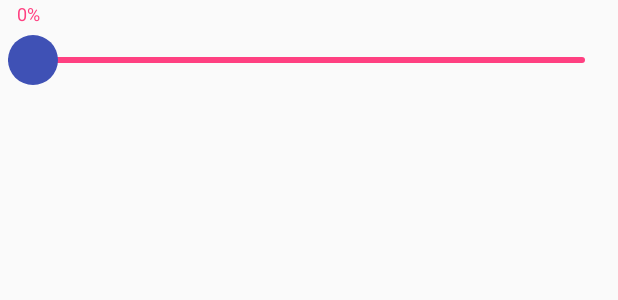
After one commit to FlyMyFish/ExampleMoudle, an Android app: the layout activity_see_schedule_seek_bar.xml on its own in the app's theme, with its tools: preview values and no code run, on a phone screen of 412 x 824 dp. The commit adds this screen. Shown: the top 300 px of the screen. Run offline under Robolectric (Android 15) with nearby library versions, the phone set to English and light mode, and no system bars.

Commit message:
带进度提示的进度条

```diff
--- a/argbevaluator/build.gradle
+++ b/argbevaluator/build.gradle
@@ -2,7 +2,7 @@ apply plugin: 'com.android.application'
 
 android {
     compileSdkVersion 25
-    buildToolsVersion "25.0.2"
+    buildToolsVersion "26.0.0"
     defaultConfig {
         applicationId "com.shichen.zhang.examplemodule"
         minSdkVersion 19
--- a/argbevaluator/src/main/AndroidManifest.xml
+++ b/argbevaluator/src/main/AndroidManifest.xml
@@ -15,6 +15,9 @@
                 <category android:name="android.intent.category.LAUNCHER" />
             </intent-filter>
         </activity>
+        <activity
+            android:name=".SeeScheduleSeekBarActivity"
+            android:launchMode="standard" />
     </application>
 
 </manifest>
--- a/argbevaluator/src/main/java/com/shichen/zhang/examplemodule/MainActivity.java
+++ b/argbevaluator/src/main/java/com/shichen/zhang/examplemodule/MainActivity.java
@@ -1,6 +1,7 @@
 package com.shichen.zhang.examplemodule;
 
 import android.animation.ArgbEvaluator;
+import android.content.Intent;
 import android.os.Build;
 import android.os.Bundle;
 import android.support.annotation.Nullable;
@@ -61,6 +62,12 @@ public class MainActivity extends AppCompatActivity {
         ViewPager viewPager = (ViewPager) findViewById(R.id.vp_content);
         List<TextView> itemList = new ArrayList<>();
         TextView tvPageOne = new TextView(this);
+        tvPageOne.setOnClickListener(new View.OnClickListener() {
+            @Override
+            public void onClick(View v) {
+                startActivity(new Intent(MainActivity.this,SeeScheduleSeekBarActivity.class));
+            }
+        });
         tvPageOne.setLayoutParams(new ViewGroup.LayoutParams(ViewGroup.LayoutParams.MATCH_PARENT, ViewGroup.LayoutParams.MATCH_PARENT));
         tvPageOne.setGravity(Gravity.CENTER);
         tvPageOne.setText("第一页");
--- /dev/null
+++ b/argbevaluator/src/main/java/com/shichen/zhang/examplemodule/ScheduleSeekBar.java
@@ -0,0 +1,144 @@
+package com.shichen.zhang.examplemodule;
+
+import android.content.Context;
+import android.content.res.TypedArray;
+import android.graphics.Canvas;
+import android.graphics.Color;
+import android.graphics.Paint;
+import android.graphics.Rect;
+import android.graphics.RectF;
+import android.support.annotation.Nullable;
+import android.util.AttributeSet;
+import android.view.View;
+
+/**
+ * 进度框
+ * Created by Administrator on 2017/9/11.
+ */
+
+public class ScheduleSeekBar extends View {
+    public ScheduleSeekBar(Context context) {
+        this(context, null);
+    }
+
+    public ScheduleSeekBar(Context context, @Nullable AttributeSet attrs) {
+        this(context, attrs, 0);
+    }
+
+    public ScheduleSeekBar(Context context, @Nullable AttributeSet attrs, int defStyleAttr) {
+        super(context, attrs, defStyleAttr);
+        density = context.getResources().getDisplayMetrics().density;
+        bgSize = density * bgSize;
+        btnSize = btnSize * btnSize;
+        textSize = density * textSize;
+        TypedArray a = context.getTheme().obtainStyledAttributes(attrs, R.styleable.ScheduleSeekBar, defStyleAttr, 0);
+        int n = a.getIndexCount();
+        for (int i = 0; i < n; i++) {
+            int attr = a.getIndex(i);
+            switch (attr) {
+                case R.styleable.ScheduleSeekBar_scheduleTextColor:
+                    scheduleColor = a.getColor(attr, Color.parseColor("#FF8080"));
+                    break;
+                case R.styleable.ScheduleSeekBar_foreColor:
+                    foreColor = a.getColor(attr, Color.parseColor("#FF8080"));
+                    break;
+                case R.styleable.ScheduleSeekBar_backColor:
+                    bgColor = a.getColor(attr, Color.parseColor("#999999"));
+                    break;
+                case R.styleable.ScheduleSeekBar_buttonColor:
+                    btnColor = a.getColor(attr, Color.parseColor("#FF8686"));
+                    break;
+
+            }
+        }
+        a.recycle();
+        initPaint();
+    }
+
+    private int bgColor = Color.parseColor("#999999");
+    private int foreColor = Color.parseColor("#FF8080");
+    private int btnColor = Color.parseColor("#FF8686");
+    private int scheduleColor = Color.parseColor("#FF8080");
+    private float bgSize = 4.0f;//进度条的高
+    private float btnSize = 5.0f;//按钮的半径
+    private float textSize = 12.0f;//文字的size
+    private float density;
+    private Paint bgPaint;//背景画笔
+    private Paint forePaint;//进度颜色
+    private Paint btnPaint;//进度按钮颜色
+    private Paint schedulePaint;//上方文字颜色
+
+    private void initPaint() {
+        bgPaint = new Paint();
+        bgPaint.setColor(bgColor);
+        bgPaint.setAntiAlias(true);
+        bgPaint.setStyle(Paint.Style.FILL);
+        forePaint = new Paint();
+        forePaint.setColor(foreColor);
+        forePaint.setAntiAlias(true);
+        forePaint.setStyle(Paint.Style.FILL);
+        btnPaint = new Paint();
+        btnPaint.setColor(btnColor);
+        btnPaint.setAntiAlias(true);
+        btnPaint.setStyle(Paint.Style.FILL);
+        schedulePaint = new Paint();
+        schedulePaint.setColor(scheduleColor);
+        schedulePaint.setAntiAlias(true);
+        schedulePaint.setTextSize(textSize);
+        schedulePaint.setStyle(Paint.Style.FILL);
+    }
+
+    @Override
+    protected void onDraw(Canvas canvas) {
+        drawBg(canvas);
+        drawProgress(canvas);
+        drawBtn(canvas);
+        drawSchedule(canvas);
+    }
+
+    private void drawBg(Canvas canvas) {
+        RectF rectF = new RectF();
+        rectF.set(0.0f + btnSize, Float.valueOf(getMeasuredHeight()) - btnSize - bgSize / 2, Float.valueOf(getMeasuredWidth()) - btnSize, Float.valueOf(getMeasuredHeight()) - btnSize + bgSize / 2);
+        canvas.drawRoundRect(rectF, bgSize / 2, bgSize / 2, bgPaint);
+    }
+
+    private void drawProgress(Canvas canvas) {
+        RectF rectF = new RectF();
+        rectF.set(0.0f + btnSize, Float.valueOf(getMeasuredHeight()) - btnSize - bgSize / 2, (Float.valueOf(getMeasuredWidth()) - btnSize) / 100 * progress, Float.valueOf(getMeasuredHeight()) - btnSize + bgSize / 2);
+        canvas.drawRoundRect(rectF, bgSize / 2, bgSize / 2, forePaint);
+    }
+
+    private void drawBtn(Canvas canvas) {
+        float rx = btnSize + (Float.valueOf(getMeasuredWidth()) - btnSize * 2) / 100 * progress;
+        float ry = Float.valueOf(getMeasuredHeight()) - btnSize;
+        canvas.drawCircle(rx, ry, btnSize, btnPaint);
+    }
+
+    private void drawSchedule(Canvas canvas) {
+        Rect textBound = new Rect();
+        String scheduleStr = progress + "%";
+        schedulePaint.getTextBounds(scheduleStr, 0, scheduleStr.length() - 1, textBound);
+        float tx = 0.0f;
+        if (progress < 5) {
+            tx = (Float.valueOf(getMeasuredWidth()) - btnSize * 2) / 100 * progress + textBound.width();
+        } else if (progress > 95) {
+            tx = (Float.valueOf(getMeasuredWidth()) - btnSize * 2) / 100 * progress - textBound.width();
+        } else {
+            tx = (Float.valueOf(getMeasuredWidth()) - btnSize * 2) / 100 * progress - textBound.width() / 2;
+        }
+        float ty = Float.valueOf(getMeasuredHeight()) - btnSize * 2 - textBound.height();
+        canvas.drawText(scheduleStr, tx, ty, schedulePaint);
+    }
+
+    private int progress = 0;
+
+    public void setProgress(int progress) {
+        this.progress = progress;
+        invalidate();
+    }
+
+    @Override
+    protected void onMeasure(int widthMeasureSpec, int heightMeasureSpec) {
+        setMeasuredDimension(widthMeasureSpec, (int) (btnSize * 2 + textSize * 1.5));
+    }
+}
--- /dev/null
+++ b/argbevaluator/src/main/java/com/shichen/zhang/examplemodule/SeeScheduleSeekBarActivity.java
@@ -0,0 +1,47 @@
+package com.shichen.zhang.examplemodule;
+
+import android.os.Bundle;
+import android.support.annotation.Nullable;
+import android.support.v7.app.AppCompatActivity;
+
+/**
+ * 展示seekBar
+ * Created by Administrator on 2017/9/12.
+ */
+
+public class SeeScheduleSeekBarActivity extends AppCompatActivity {
+    @Override
+    protected void onCreate(@Nullable Bundle savedInstanceState) {
+        super.onCreate(savedInstanceState);
+        setContentView(R.layout.activity_see_schedule_seek_bar);
+        scheduleSeekBar = (ScheduleSeekBar) findViewById(R.id.progress);
+        scheduleSeekBar.post(new Runnable() {
+            @Override
+            public void run() {
+                new Thread(new Runnable() {
+                    @Override
+                    public void run() {
+                        for (int i = 1; i <= 100; i++) {
+                            try {
+                                Thread.sleep(50);
+                            } catch (InterruptedException e) {
+
+                            } finally {
+                                final int currentPro = i;
+                                runOnUiThread(new Runnable() {
+                                    @Override
+                                    public void run() {
+                                        scheduleSeekBar.setProgress(currentPro);
+                                    }
+                                });
+                            }
+                        }
+                    }
+                }).start();
+
+            }
+        });
+    }
+
+    private ScheduleSeekBar scheduleSeekBar;
+}
--- /dev/null
+++ b/argbevaluator/src/main/res/layout/activity_see_schedule_seek_bar.xml
@@ -0,0 +1,16 @@
+<?xml version="1.0" encoding="utf-8"?>
+<LinearLayout xmlns:android="http://schemas.android.com/apk/res/android"
+    xmlns:app="http://schemas.android.com/apk/res-auto"
+    android:orientation="vertical"
+    android:layout_width="match_parent"
+    android:layout_height="match_parent">
+    <com.shichen.zhang.examplemodule.ScheduleSeekBar
+        android:id="@+id/progress"
+        android:layout_width="match_parent"
+        android:layout_margin="5dp"
+        app:foreColor="@color/colorPrimaryDark"
+        app:backColor="@color/colorAccent"
+        app:buttonColor="@color/colorPrimary"
+        app:scheduleTextColor="@color/colorAccent"
+        android:layout_height="wrap_content" />
+</LinearLayout>
--- /dev/null
+++ b/argbevaluator/src/main/res/values/attrs.xml
@@ -0,0 +1,14 @@
+<?xml version="1.0" encoding="utf-8"?>
+<resources>
+    <attr name="scheduleTextColor" format="color" />
+    <attr name="buttonColor" format="color" />
+    <attr name="backColor" format="color" />
+    <attr name="foreColor" format="color" />
+
+    <declare-styleable name="ScheduleSeekBar">
+        <attr name="scheduleTextColor" />
+        <attr name="buttonColor" />
+        <attr name="backColor" />
+        <attr name="foreColor" />
+    </declare-styleable>
+</resources>
--- a/argbevaluator/src/main/res/values/styles.xml
+++ b/argbevaluator/src/main/res/values/styles.xml
@@ -6,6 +6,8 @@
         <item name="colorPrimary">@color/colorPrimary</item>
         <item name="colorPrimaryDark">@color/colorPrimaryDark</item>
         <item name="colorAccent">@color/colorAccent</item>
+        <item name="android:windowSoftInputMode">stateAlwaysHidden</item>
+        <item name="android:screenOrientation">portrait</item>
     </style>
 
 </resources>
```
Also changed, not shown: 1 other file.
